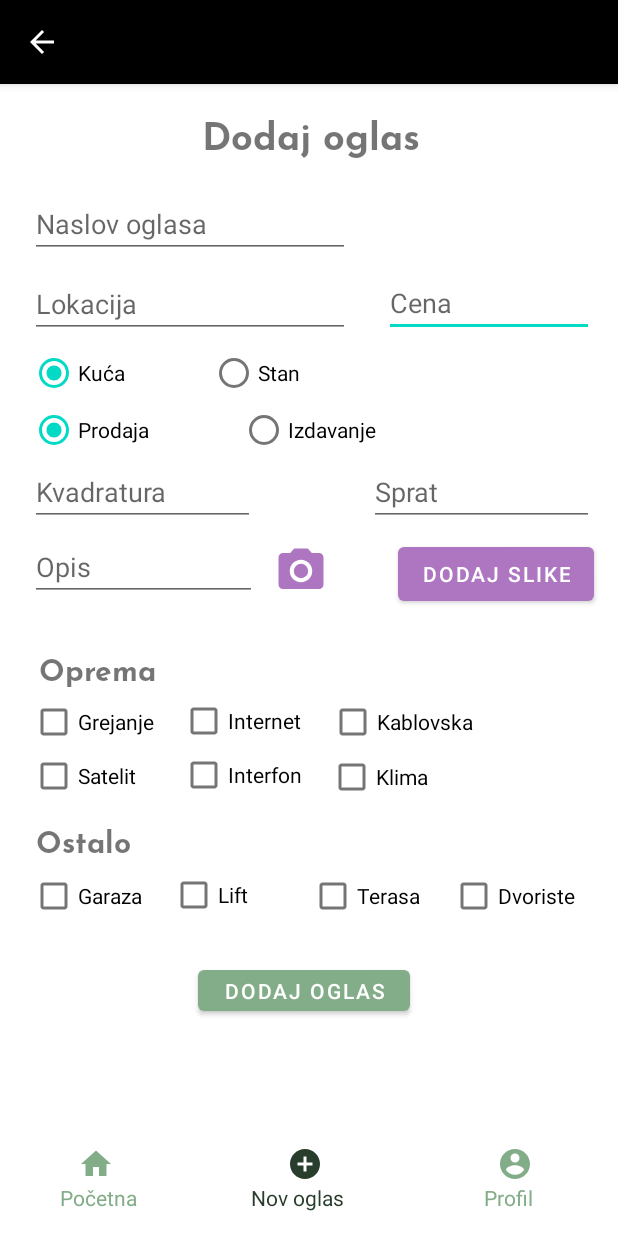
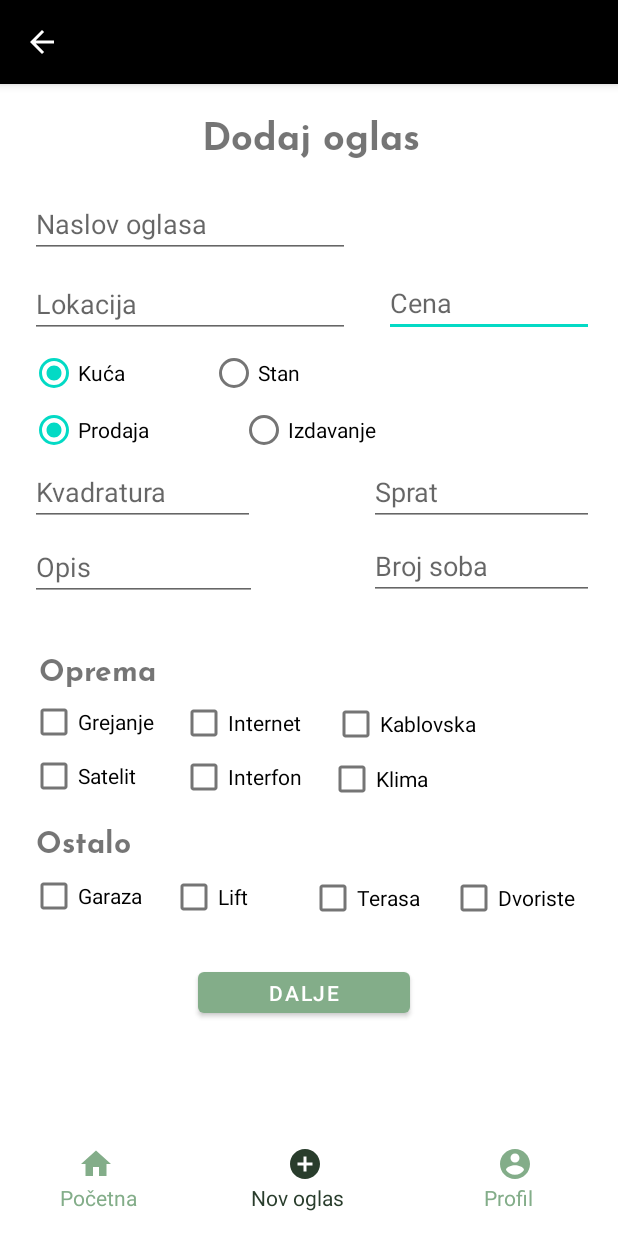
Before and after one commit to apetrovic2/SkuciSe, an Android app: the NewAd screen opened directly, with no data from a screen before it, on a phone screen of 412 x 824 dp. Run offline under Robolectric (Android 15) with nearby library versions, the phone set to English and light mode, and no system bars.

Commit message:
Stranice za dodavanje slike prilikom registracije i dodavanje slike prilikom dodavanja oglasa

```diff
--- a/SkuciSe/app/src/main/AndroidManifest.xml
+++ b/SkuciSe/app/src/main/AndroidManifest.xml
@@ -15,6 +15,12 @@
         android:roundIcon="@mipmap/ic_launcher_round"
         android:supportsRtl="true"
         android:theme="@style/Theme.MyApplication">
+        <activity
+            android:name=".RegistrationPicture"
+            android:exported="false" />
+        <activity
+            android:name=".NewAdPicture"
+            android:exported="false" />
         <activity
             android:name=".FilterSell"
             android:exported="false" />
--- a/SkuciSe/app/src/main/res/layout/activity_new_ad.xml
+++ b/SkuciSe/app/src/main/res/layout/activity_new_ad.xml
@@ -41,12 +41,12 @@
         android:id="@+id/cbCableTv"
         android:layout_width="112dp"
         android:layout_height="37dp"
-        android:layout_marginTop="56dp"
+        android:layout_marginTop="64dp"
         android:text="Kablovska"
         app:layout_constraintEnd_toEndOf="parent"
-        app:layout_constraintHorizontal_bias="0.036"
+        app:layout_constraintHorizontal_bias="0.06"
         app:layout_constraintStart_toEndOf="@+id/cbInternet"
-        app:layout_constraintTop_toBottomOf="@+id/btnAddPicture" />
+        app:layout_constraintTop_toBottomOf="@+id/tbRooms" />
 
     <CheckBox
         android:id="@+id/cbInternet"
@@ -56,7 +56,7 @@
         android:layout_marginTop="64dp"
         android:text="Internet"
         app:layout_constraintStart_toEndOf="@+id/cbHeating"
-        app:layout_constraintTop_toBottomOf="@+id/imageView6" />
+        app:layout_constraintTop_toBottomOf="@+id/tbRooms" />
 
     <EditText
         android:id="@+id/tbPrice"
@@ -198,30 +198,6 @@
         app:layout_constraintEnd_toEndOf="parent"
         app:layout_constraintTop_toBottomOf="@+id/rgSellRent" />
 
-    <Button
-        android:id="@+id/btnAddPicture"
-        android:layout_width="wrap_content"
-        android:layout_height="wrap_content"
-        android:layout_marginTop="8dp"
-        android:layout_marginEnd="16dp"
-        android:text="Dodaj slike"
-        android:textColor="@color/white"
-        app:backgroundTint="#ae76c1"
-        app:layout_constraintEnd_toEndOf="parent"
-        app:layout_constraintTop_toBottomOf="@+id/tbFloor" />
-
-    <ImageView
-        android:id="@+id/imageView6"
-        android:layout_width="37dp"
-        android:layout_height="36dp"
-        android:layout_marginStart="8dp"
-        android:layout_marginTop="12dp"
-        android:src="@drawable/ic_baseline_photo_camera_24_purple"
-        app:layout_constraintEnd_toStartOf="@+id/btnAddPicture"
-        app:layout_constraintHorizontal_bias="0.055"
-        app:layout_constraintStart_toEndOf="@+id/tbDescription"
-        app:layout_constraintTop_toBottomOf="@+id/tbFloor" />
-
     <EditText
         android:id="@+id/tbLocation"
         android:layout_width="wrap_content"
@@ -250,7 +226,7 @@
         android:layout_width="141dp"
         android:layout_height="39dp"
         android:layout_marginStart="132dp"
-        android:text="Dodaj oglas"
+        android:text="Dalje"
         android:textColor="@color/white"
         app:backgroundTint="#83ad89"
         app:layout_constraintBottom_toTopOf="@+id/textView7"
@@ -292,6 +268,18 @@
         app:layout_constraintHorizontal_bias="0.266"
         app:layout_constraintStart_toEndOf="@+id/imageBtnHome"
         app:srcCompat="@drawable/ic_baseline_add_circle_green_24" />
+
+    <EditText
+        android:id="@+id/tbRooms"
+        android:layout_width="150dp"
+        android:layout_height="41dp"
+        android:layout_marginTop="8dp"
+        android:layout_marginEnd="16dp"
+        android:ems="10"
+        android:hint="Broj soba"
+        android:inputType="number"
+        app:layout_constraintEnd_toEndOf="parent"
+        app:layout_constraintTop_toBottomOf="@+id/tbFloor" />
 
     <ImageButton
         android:id="@+id/imageBtnProfile"
--- a/SkuciSe/app/src/main/res/layout/activity_registration.xml
+++ b/SkuciSe/app/src/main/res/layout/activity_registration.xml
@@ -52,7 +52,7 @@
         android:layout_marginTop="48dp"
         android:layout_marginEnd="128dp"
         android:fontFamily="@font/josefinsans_bold"
-        android:text="Registruj se"
+        android:text="Dalje"
         android:textColor="#353535"
         app:backgroundTint="#b5efbd"
         app:layout_constraintEnd_toEndOf="parent"
--- a/SkuciSe/app/src/main/res/values/colors.xml
+++ b/SkuciSe/app/src/main/res/values/colors.xml
@@ -9,4 +9,6 @@
     <color name="white">#FFFFFFFF</color>
     <color name="green">#83AD89</color>
     <color name="dark_green">#293D2C</color>
+    <color name="purple">#ae76c1</color>
+    <color name="dark_purple">#5b2f6a</color>
 </resources>
```
Also changed, not shown: SkuciSe/app/src/main/java/com/example/myapplication/NewAdPicture.kt (added, +11 -0 lines), SkuciSe/app/src/main/java/com/example/myapplication/RegistrationPicture.kt (added, +11 -0 lines), SkuciSe/app/src/main/res/drawable/ic_baseline_account_circle_purple_24.xml (added, +9 -0 lines), SkuciSe/app/src/main/res/drawable/ic_baseline_crop_original_24.xml (added, +9 -0 lines), SkuciSe/app/src/main/res/layout/activity_new_ad_picture.xml (added, +65 -0 lines), SkuciSe/app/src/main/res/layout/activity_registration_picture.xml (added, +66 -0 lines).
